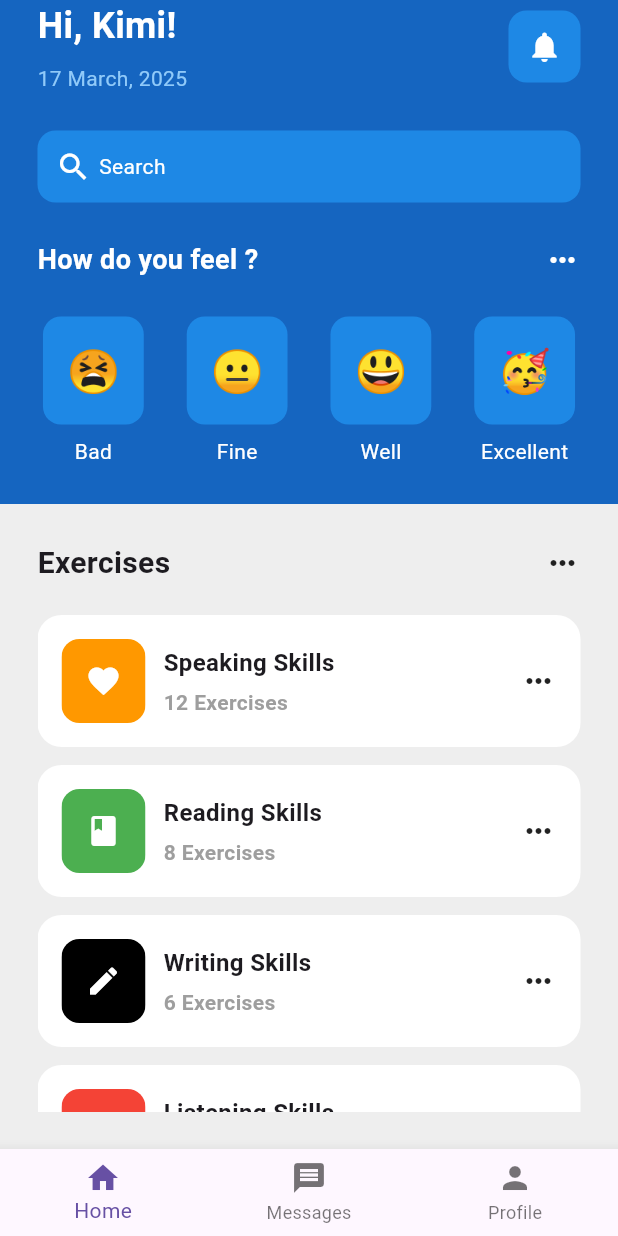
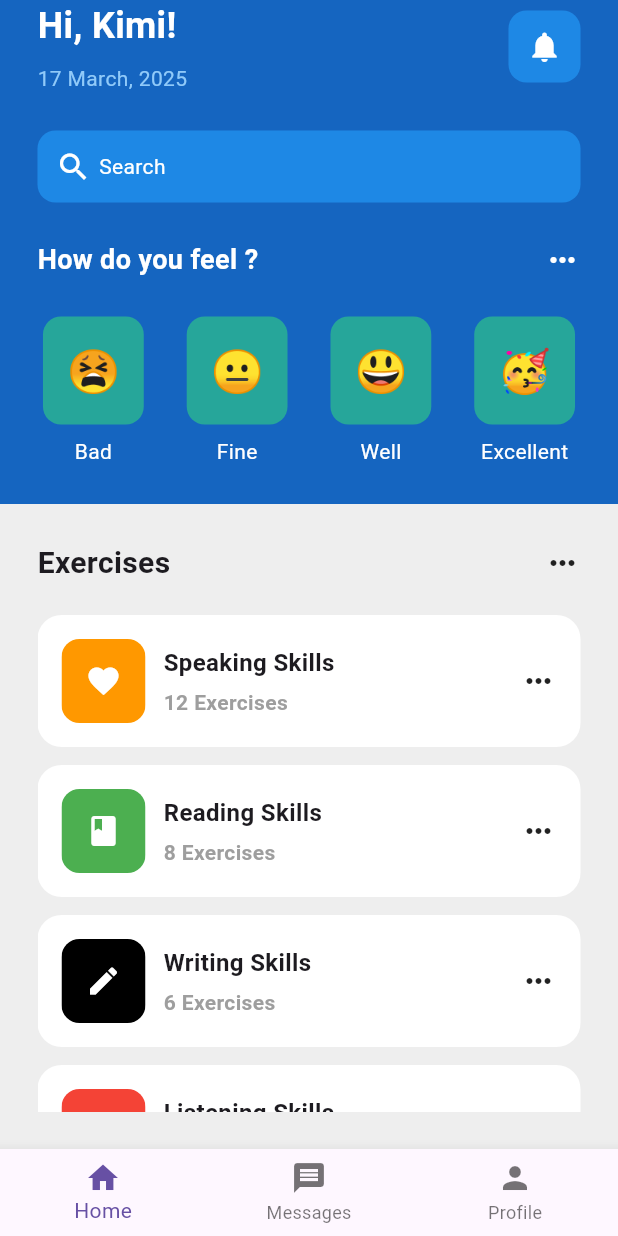
Before and after one commit to OrewaKimi/uts_mobile-programing-lanjut, a Flutter app: the screen it shows after launch, on a phone screen of 412 x 824 dp. Run offline on Flutter 3.47's test engine with Material 3 defaults, Android fonts, the phone set to English and light mode, and no system bars.

Commit message:
update new colors

```diff
--- a/lib/util/emoticon_face.dart
+++ b/lib/util/emoticon_face.dart
@@ -12,9 +12,10 @@ class EmoticonFace extends StatelessWidget {
   Widget build(BuildContext context) {
     return Container(
       decoration: BoxDecoration(
-        color: Colors.blue[600],
-        borderRadius: BorderRadius.circular(12),
-      ),
+      color: Colors.teal[400],
+      borderRadius: BorderRadius.circular(12),
+        ),
+
       padding: const EdgeInsets.all(16),
       child: Center(
         child: Text(
```
